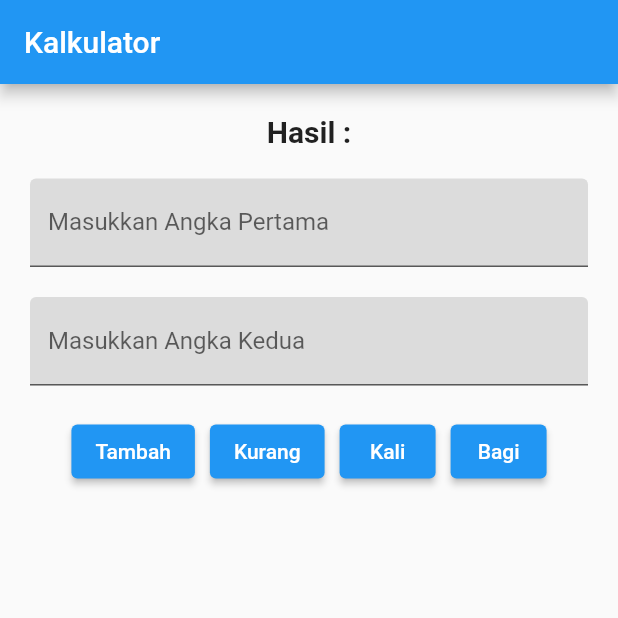
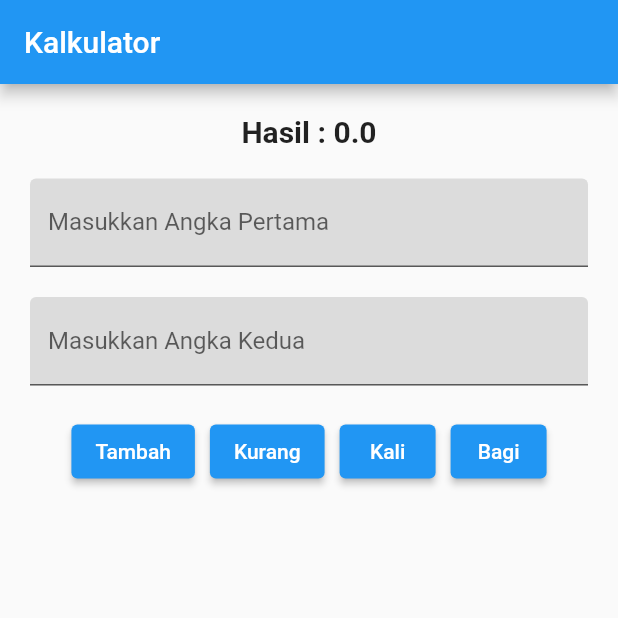
Before and after one commit to MiniMaliZ/flutter-sufyan-bagaskara-fundamental, a Flutter app: the screen it shows after launch, after a tap on "Tambah", on a phone screen of 412 x 824 dp, the top half of it. Run offline on Flutter 3.47's test engine with Material 2 defaults, Android fonts, the phone set to English and light mode, and no system bars.

Commit message:
Commit Versi ke 3

```diff
--- a/lib/main.dart
+++ b/lib/main.dart
@@ -15,6 +15,44 @@ class _MyAppState extends State<MyCalculator> {
   TextEditingController Kontrol1 = TextEditingController();
   TextEditingController Kontrol2 = TextEditingController();
 
+  // Variabel
+  double hasil = 0;
+  double angkaPertama = 0;
+  double angkaKedua = 0;
+
+  // function aritmatika
+  Tambah() {
+    setState(() {
+      angkaPertama = double.parse(Kontrol1.text);
+      angkaKedua = double.parse(Kontrol2.text);
+      hasil = angkaPertama + angkaKedua;
+    });
+  }
+
+  Kurang() {
+    setState(() {
+      angkaPertama = double.parse(Kontrol1.text);
+      angkaKedua = double.parse(Kontrol2.text);
+      hasil = angkaPertama - angkaKedua;
+    });
+  }
+
+  Kali() {
+    setState(() {
+      angkaPertama = double.parse(Kontrol1.text);
+      angkaKedua = double.parse(Kontrol2.text);
+      hasil = angkaPertama * angkaKedua;
+    });
+  }
+
+  Bagi() {
+    setState(() {
+      angkaPertama = double.parse(Kontrol1.text);
+      angkaKedua = double.parse(Kontrol2.text);
+      hasil = angkaPertama / angkaKedua;
+    });
+  }
+
   @override
   Widget build(BuildContext context) {
     return MaterialApp(
@@ -30,7 +68,7 @@ class _MyAppState extends State<MyCalculator> {
             ),
             Align(
                 alignment: Alignment.center,
-                child: Text('Hasil : ',
+                child: Text('Hasil : $hasil',
                     textAlign: TextAlign.center,
                     style:
                         TextStyle(fontSize: 20, fontWeight: FontWeight.bold))),
@@ -66,19 +104,43 @@ class _MyAppState extends State<MyCalculator> {
                 child: Row(
                   mainAxisAlignment: MainAxisAlignment.center,
                   children: [
-                    ElevatedButton(onPressed: () {}, child: Text('Tambah')),
+                    ElevatedButton(
+                        onPressed: () {
+                          Tambah();
+                          Kontrol1.clear();
+                          Kontrol2.clear();
+                        },
+                        child: Text('Tambah')),
                     SizedBox(
                       width: 10,
                     ),
-                    ElevatedButton(onPressed: () {}, child: Text('Kurang')),
+                    ElevatedButton(
+                        onPressed: () {
+                          Kurang();
+                          Kontrol1.clear();
+                          Kontrol2.clear();
+                        },
+                        child: Text('Kurang')),
                     SizedBox(
                       width: 10,
                     ),
-                    ElevatedButton(onPressed: () {}, child: Text('Kali')),
+                    ElevatedButton(
+                        onPressed: () {
+                          Kali();
+                          Kontrol1.clear();
+                          Kontrol2.clear();
+                        },
+                        child: Text('Kali')),
                     SizedBox(
                       width: 10,
                     ),
-                    ElevatedButton(onPressed: () {}, child: Text('Bagi'))
+                    ElevatedButton(
+                        onPressed: () {
+                          Bagi();
+                          Kontrol1.clear();
+                          Kontrol2.clear();
+                        },
+                        child: Text('Bagi'))
                   ],
                 ))
           ],
```
